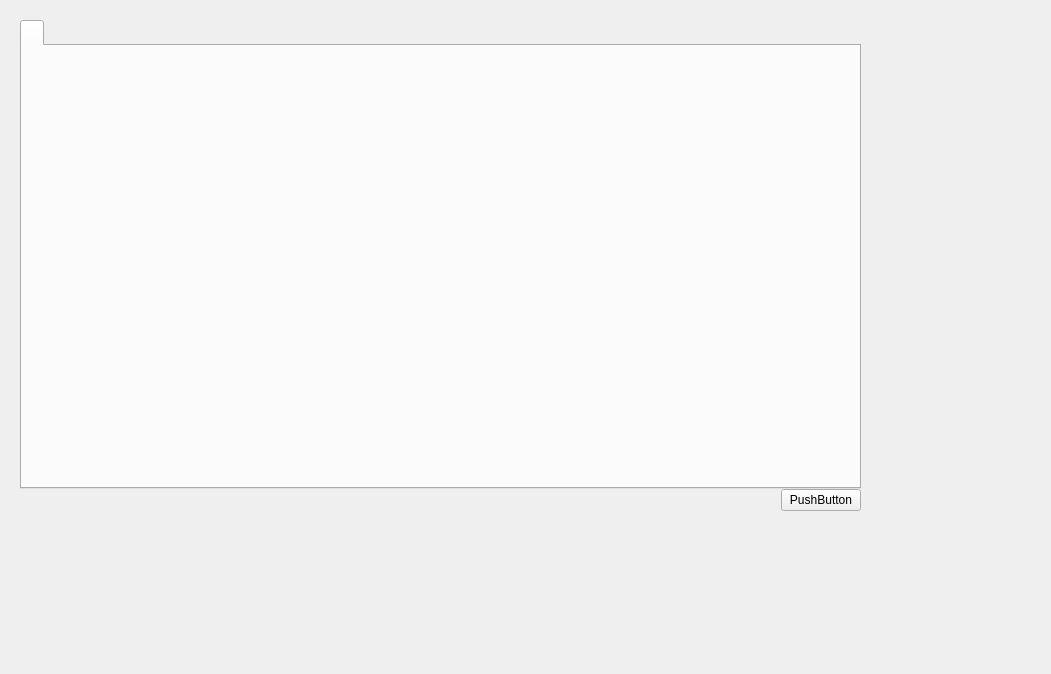
First picture: the form in ui/FinTranslatorMainWidget.ui, repository KimYubin/SolTranslator, before the edit.
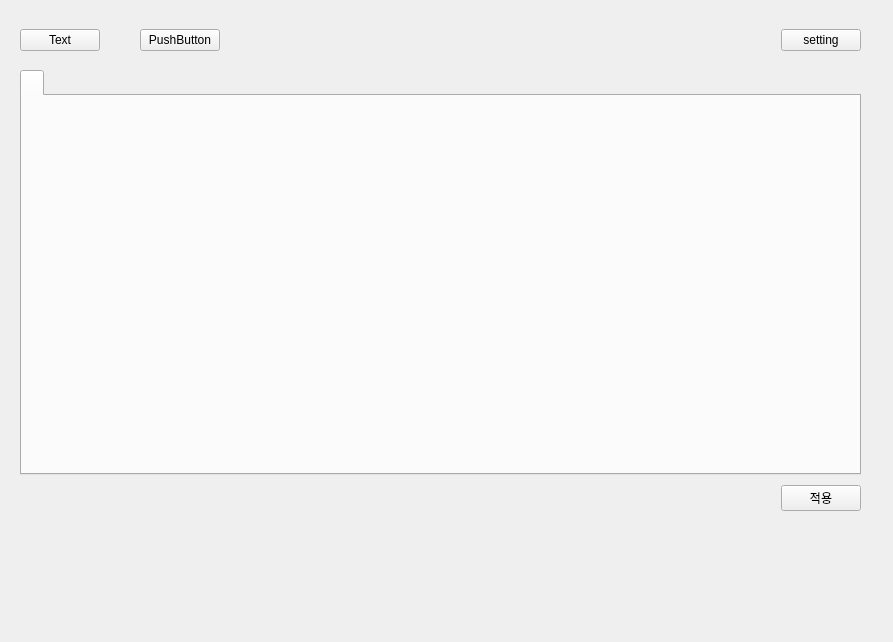
Second picture: the form after the edit.

Commit message:
[추가] 셋팅 위젯 탭 추가. 탭바 대신 사용할 탭 버튼 적용.
1. 셋팅 위젯 메인 탭에 추가함

2. 탭바 대신 자유롭게 사용할 수 있는 탭버튼 추가
- 추가 삭제가 제한되는 대신, 자유로운 위치에 놓을 수 있는 탭버튼 추가함
- 그룹탭으로 서로 배타적으로 버튼이 눌러짐.

```diff
--- a/ui/FinTranslatorMainWidget.ui
+++ b/ui/FinTranslatorMainWidget.ui
@@ -6,8 +6,8 @@
    <rect>
     <x>0</x>
     <y>0</y>
-    <width>1051</width>
-    <height>674</height>
+    <width>893</width>
+    <height>642</height>
    </rect>
   </property>
   <property name="windowTitle">
@@ -38,28 +38,13 @@
     <property name="bottomMargin">
      <number>10</number>
     </property>
-    <property name="spacing">
+    <property name="horizontalSpacing">
      <number>0</number>
     </property>
-    <item row="0" column="0">
-     <widget class="QTabWidget" name="mainTabWidget">
-      <property name="tabPosition">
-       <enum>QTabWidget::TabPosition::North</enum>
-      </property>
-      <property name="tabShape">
-       <enum>QTabWidget::TabShape::Rounded</enum>
-      </property>
-      <property name="currentIndex">
-       <number>0</number>
-      </property>
-      <widget class="QWidget" name="tab">
-       <attribute name="title">
-        <string/>
-       </attribute>
-      </widget>
-     </widget>
-    </item>
-    <item row="1" column="0">
+    <property name="verticalSpacing">
+     <number>10</number>
+    </property>
+    <item row="2" column="0">
      <layout class="QHBoxLayout" name="horizontalLayout">
       <item>
        <spacer name="horizontalSpacer">
@@ -83,10 +68,82 @@
          </sizepolicy>
         </property>
         <property name="text">
+         <string>적용</string>
+        </property>
+       </widget>
+      </item>
+     </layout>
+    </item>
+    <item row="1" column="0">
+     <widget class="QTabWidget" name="mainTabWidget">
+      <property name="tabPosition">
+       <enum>QTabWidget::TabPosition::North</enum>
+      </property>
+      <property name="tabShape">
+       <enum>QTabWidget::TabShape::Rounded</enum>
+      </property>
+      <property name="currentIndex">
+       <number>0</number>
+      </property>
+      <widget class="QWidget" name="tab">
+       <attribute name="title">
+        <string/>
+       </attribute>
+      </widget>
+     </widget>
+    </item>
+    <item row="0" column="0">
+     <layout class="QHBoxLayout" name="horizontalLayout_3">
+      <property name="spacing">
+       <number>40</number>
+      </property>
+      <item>
+       <widget class="QPushButton" name="button_0_TextTab">
+        <property name="text">
+         <string>Text</string>
+        </property>
+        <property name="checkable">
+         <bool>true</bool>
+        </property>
+       </widget>
+      </item>
+      <item>
+       <widget class="QPushButton" name="button_1">
+        <property name="text">
          <string>PushButton</string>
         </property>
+        <property name="checkable">
+         <bool>true</bool>
+        </property>
        </widget>
       </item>
+      <item>
+       <layout class="QHBoxLayout" name="horizontalLayout_2">
+        <item>
+         <spacer name="horizontalSpacer_2">
+          <property name="orientation">
+           <enum>Qt::Orientation::Horizontal</enum>
+          </property>
+          <property name="sizeHint" stdset="0">
+           <size>
+            <width>40</width>
+            <height>40</height>
+           </size>
+          </property>
+         </spacer>
+        </item>
+        <item>
+         <widget class="QPushButton" name="button_9_setting">
+          <property name="text">
+           <string>setting</string>
+          </property>
+          <property name="checkable">
+           <bool>true</bool>
+          </property>
+         </widget>
+        </item>
+       </layout>
+      </item>
      </layout>
     </item>
    </layout>
```
The commit also changes 7 other files.
